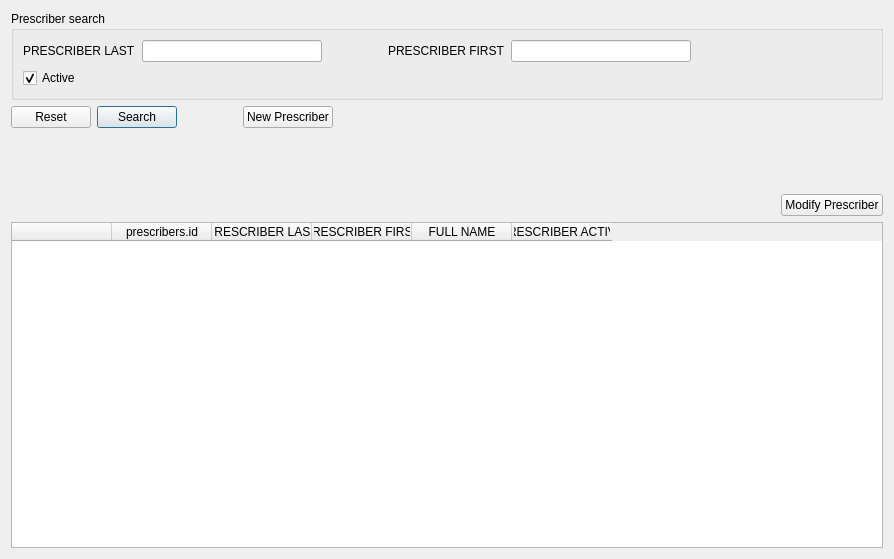
kyledevans/Medicine-Track, file core/prescriberframe.ui: the form before one commit.
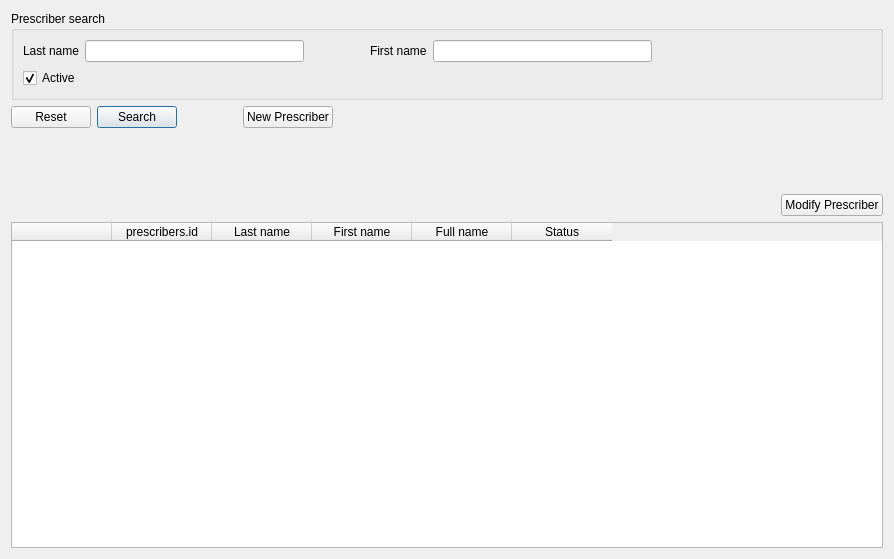
The form after the commit. Custom widgets are drawn as their Qt base class.

Diff of the .ui file:
```diff
--- a/core/prescriberframe.ui
+++ b/core/prescriberframe.ui
@@ -31,7 +31,7 @@
            <string comment="PRESCRIBER LAST SEARCH TOOLTIP">PRESCRIBER LAST</string>
           </property>
           <property name="text">
-           <string comment="PRESCRIBER LAST SEARCH LABEL">PRESCRIBER LAST</string>
+           <string notr="true">Last name</string>
           </property>
          </widget>
         </item>
@@ -67,7 +67,7 @@
            <string comment="PRESCRIBER FIRST SEARCH TOOLTIP">PRESCRIBER FIRST</string>
           </property>
           <property name="text">
-           <string comment="PRESCRIBER FIRST SEARCH LABEL">PRESCRIBER FIRST</string>
+           <string notr="true">First name</string>
           </property>
          </widget>
         </item>
@@ -261,7 +261,7 @@
      </column>
      <column>
       <property name="text">
-       <string comment="PRESCRIBER LAST DISPLAY LABEL">PRESCRIBER LAST</string>
+       <string notr="true">Last name</string>
       </property>
       <property name="toolTip">
        <string comment="PRESCRIBER LAST DISPLAY TOOLTIP">PRESCRIBER LAST</string>
@@ -269,7 +269,7 @@
      </column>
      <column>
       <property name="text">
-       <string comment="PRESCRIBER FIRST DISPLAY LABEL">PRESCRIBER FIRST</string>
+       <string notr="true">First name</string>
       </property>
       <property name="toolTip">
        <string comment="PRESCRIBER FIRST DISPLAY TOOLTIP">PRESCRIBER FIRST</string>
@@ -277,7 +277,7 @@
      </column>
      <column>
       <property name="text">
-       <string comment="FULL NAME DISPLAY LABEL">FULL NAME</string>
+       <string notr="true">Full name</string>
       </property>
       <property name="toolTip">
        <string comment="FULL NAME DISPLAY TOOLTIP">FULL NAME</string>
@@ -285,7 +285,7 @@
      </column>
      <column>
       <property name="text">
-       <string comment="PRESCRIBER ACTIVE DISPLAY LABEL">PRESCRIBER ACTIVE</string>
+       <string notr="true">Status</string>
       </property>
       <property name="toolTip">
        <string comment="PRESCRIBER ACTIVE DISPLAY TOOLTIP">PRESCRIBER ACTIVE</string>
```
Left out of the diff: 16 changed lines with no effect on the pictures.
